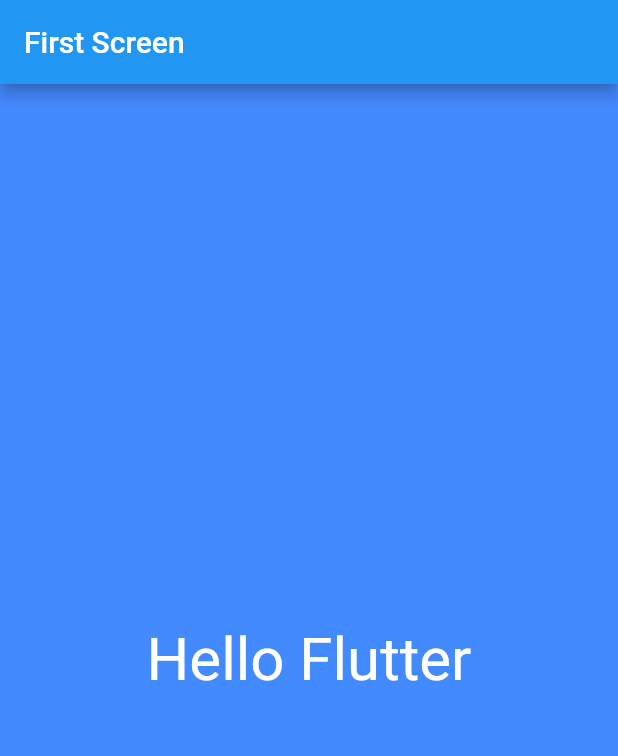
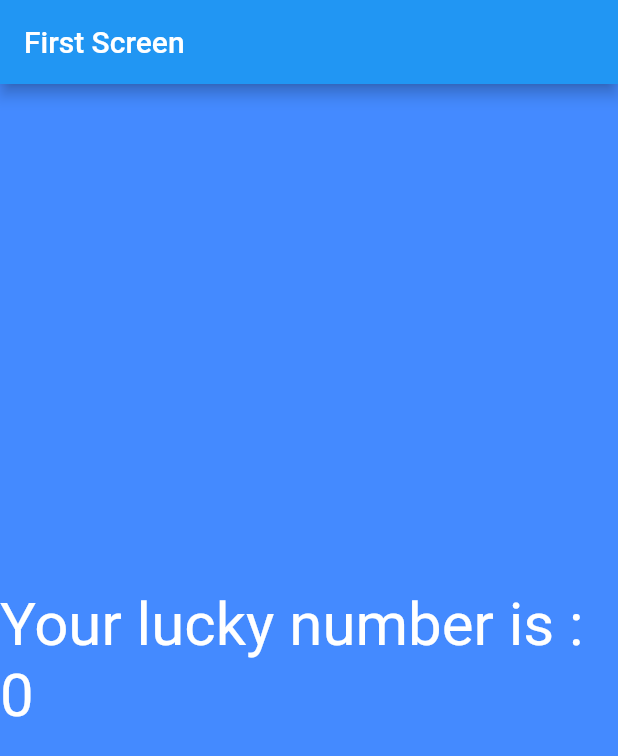
Before and after one commit to chaitanya9807/Flutter, a Flutter app: the screen it shows after launch, on a phone screen of 412 x 824 dp. Shown: the top 756 px of the screen. Run offline on Flutter 3.47's test engine with Material 2 defaults, Android fonts, the phone set to English and light mode, and no system bars.

Commit message:
refractor, method

```diff
--- /dev/null
+++ b/lib/app_screens/first_screen.dart
@@ -0,0 +1,29 @@
+import 'dart:math';
+
+import 'package:flutter/material.dart';
+
+
+class FirstScreen extends StatelessWidget{
+  @override
+  Widget build(BuildContext context) {
+    // TODO: implement build
+    return new Material(
+      color: Colors.blueAccent,
+      child: Center(
+          child: Text(
+            generateLuckyNumber(),
+            textDirection: TextDirection.ltr,
+            style: TextStyle(
+                color: Colors.white,
+                fontSize: 40.0),
+          )
+      ),
+    );
+  }
+
+  String generateLuckyNumber(){
+    var random = Random();
+    int luckyNumber = random.nextInt(10);
+    return "Your lucky number is : $luckyNumber";
+  }
+}
--- a/lib/main.dart
+++ b/lib/main.dart
@@ -1,23 +1,21 @@
 import 'package:flutter/material.dart';
+import 'package:flutter_apps/app_screens/first_screen.dart';
 
-void main() {
-  runApp(new MaterialApp(
-    title: "My Flutter App",
-    home:
-    new Scaffold(
-      appBar: AppBar(title : Text("First Screen"),),
-      body: new Material(
-        color: Colors.blueAccent,
-        child: Center(
-            child: Text(
-              "Hello Flutter",
-              textDirection: TextDirection.ltr,
-              style: TextStyle(
-                  color: Colors.white,
-                  fontSize: 40.0),
-            )
-        ),
-      ),
-    )
-  ));
+void main() => runApp(new MyFlutterApp());
+
+
+class MyFlutterApp extends StatelessWidget{
+  @override
+  Widget build(BuildContext context) {
+    // TODO: implement build
+    return new MaterialApp(
+      debugShowCheckedModeBanner: false,
+        title: "My Flutter App",
+        home:
+        new Scaffold(
+          appBar: AppBar(title: Text("First Screen"),),
+          body: FirstScreen()
+        )
+    );
+  }
 }
```
